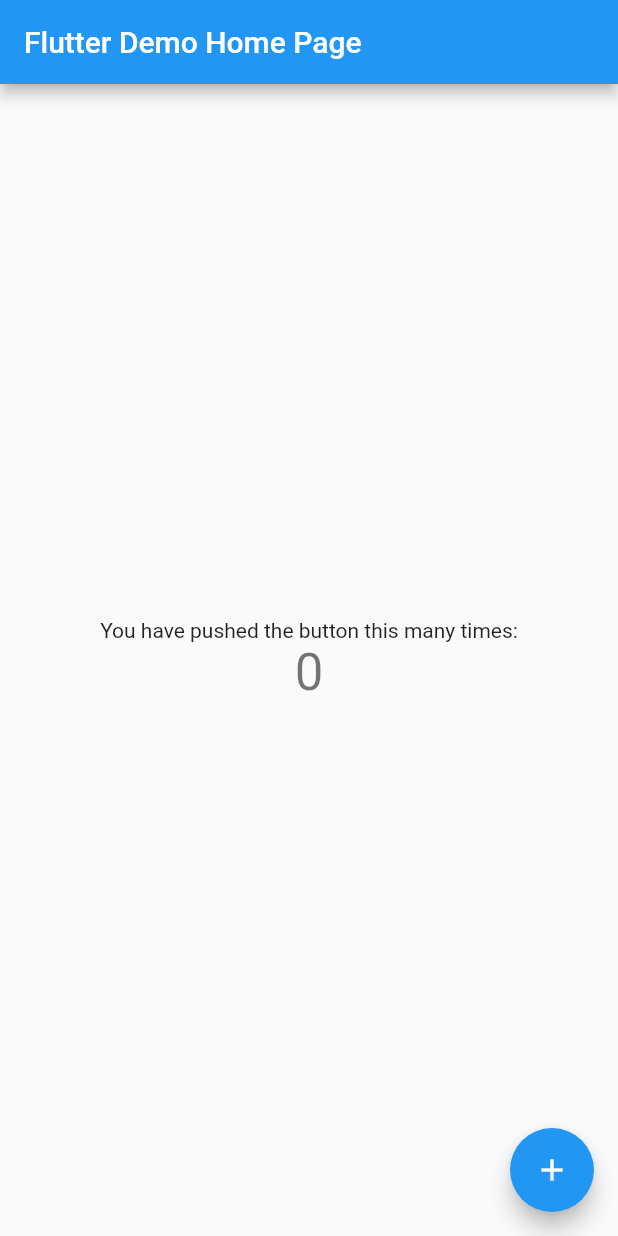
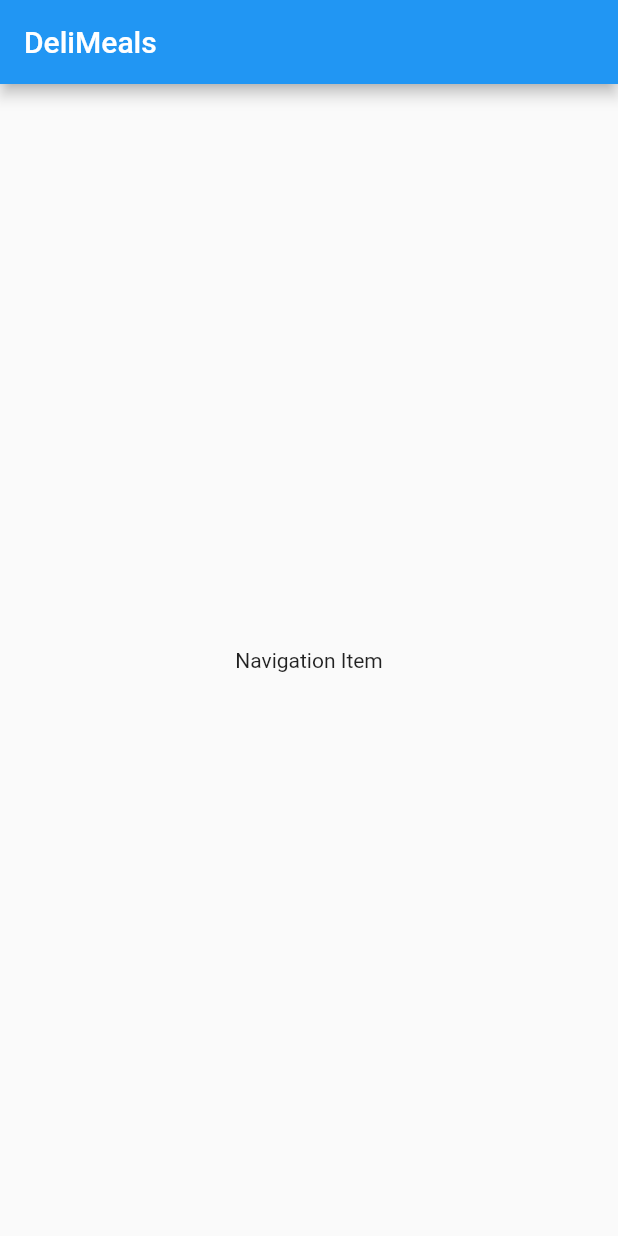
Before and after one commit to anandagr21/deli-meal, a Flutter app: the screen it shows after launch, on a phone screen of 412 x 824 dp. Run offline on Flutter 3.47's test engine with Material 2 defaults, Android fonts, the phone set to English and light mode, and no system bars.

Commit message:
dummydata added

```diff
--- a/lib/main.dart
+++ b/lib/main.dart
@@ -7,105 +7,34 @@ class MyApp extends StatelessWidget {
   @override
   Widget build(BuildContext context) {
     return MaterialApp(
-      title: 'Flutter Demo',
+      title: 'DeliMeals',
       theme: ThemeData(
-        // This is the theme of your application.
-        //
-        // Try running your application with "flutter run". You'll see the
-        // application has a blue toolbar. Then, without quitting the app, try
-        // changing the primarySwatch below to Colors.green and then invoke
-        // "hot reload" (press "r" in the console where you ran "flutter run",
-        // or simply save your changes to "hot reload" in a Flutter IDE).
-        // Notice that the counter didn't reset back to zero; the application
-        // is not restarted.
         primarySwatch: Colors.blue,
       ),
-      home: MyHomePage(title: 'Flutter Demo Home Page'),
+      home: MyHomePage(),
     );
   }
 }
 
 class MyHomePage extends StatefulWidget {
-  MyHomePage({Key key, this.title}) : super(key: key);
-
-  // This widget is the home page of your application. It is stateful, meaning
-  // that it has a State object (defined below) that contains fields that affect
-  // how it looks.
-
-  // This class is the configuration for the state. It holds the values (in this
-  // case the title) provided by the parent (in this case the App widget) and
-  // used by the build method of the State. Fields in a Widget subclass are
-  // always marked "final".
-
-  final String title;
 
   @override
   _MyHomePageState createState() => _MyHomePageState();
 }
 
 class _MyHomePageState extends State<MyHomePage> {
-  int _counter = 0;
-
-  void _incrementCounter() {
-    setState(() {
-      // This call to setState tells the Flutter framework that something has
-      // changed in this State, which causes it to rerun the build method below
-      // so that the display can reflect the updated values. If we changed
-      // _counter without calling setState(), then the build method would not be
-      // called again, and so nothing would appear to happen.
-      _counter++;
-    });
-  }
-
   @override
   Widget build(BuildContext context) {
-    // This method is rerun every time setState is called, for instance as done
-    // by the _incrementCounter method above.
-    //
-    // The Flutter framework has been optimized to make rerunning build methods
-    // fast, so that you can just rebuild anything that needs updating rather
-    // than having to individually change instances of widgets.
     return Scaffold(
       appBar: AppBar(
         // Here we take the value from the MyHomePage object that was created by
         // the App.build method, and use it to set our appbar title.
-        title: Text(widget.title),
+        title: Text('DeliMeals'),
       ),
       body: Center(
-        // Center is a layout widget. It takes a single child and positions it
-        // in the middle of the parent.
-        child: Column(
-          // Column is also a layout widget. It takes a list of children and
-          // arranges them vertically. By default, it sizes itself to fit its
-          // children horizontally, and tries to be as tall as its parent.
-          //
-          // Invoke "debug painting" (press "p" in the console, choose the
-          // "Toggle Debug Paint" action from the Flutter Inspector in Android
-          // Studio, or the "Toggle Debug Paint" command in Visual Studio Code)
-          // to see the wireframe for each widget.
-          //
-          // Column has various properties to control how it sizes itself and
-          // how it positions its children. Here we use mainAxisAlignment to
-          // center the children vertically; the main axis here is the vertical
-          // axis because Columns are vertical (the cross axis would be
-          // horizontal).
-          mainAxisAlignment: MainAxisAlignment.center,
-          children: <Widget>[
-            Text(
-              'You have pushed the button this many times:',
-            ),
-            Text(
-              '$_counter',
-              style: Theme.of(context).textTheme.display1,
-            ),
-          ],
-        ),
+        child: Text('Navigation Item'),
       ),
-      floatingActionButton: FloatingActionButton(
-        onPressed: _incrementCounter,
-        tooltip: 'Increment',
-        child: Icon(Icons.add),
-      ), // This trailing comma makes auto-formatting nicer for build methods.
     );
+    // This trailing comma makes auto-formatting nicer for build methods.
   }
 }
```
